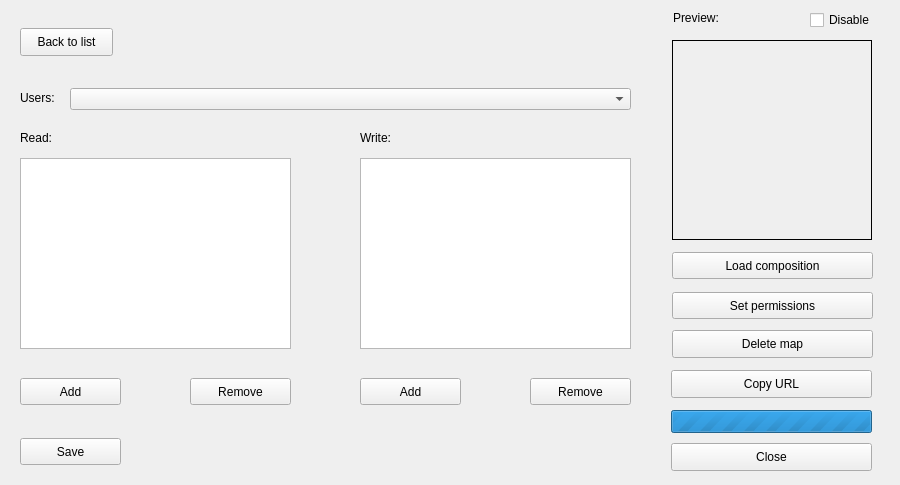
Old version of the form dlg_addMap.ui in the repository LESPROJEKT/qgis-layman-plugin.
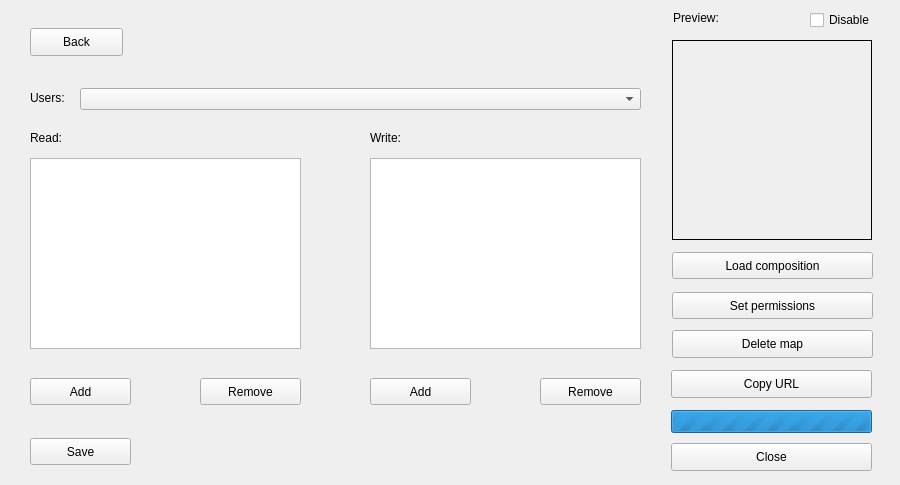
New version of the form. The open tabs and pages were chosen to show the change. Icons and pictures are not drawn. Custom widgets are drawn as their Qt base class.

Commit message: forms preklady, ucesanejsi

```diff
--- a/dlg_addMap.ui
+++ b/dlg_addMap.ui
@@ -235,7 +235,7 @@
   <widget class="QStackedWidget" name="stackedWidget">
    <property name="geometry">
     <rect>
-     <x>10</x>
+     <x>20</x>
      <y>10</y>
      <width>651</width>
      <height>461</height>
@@ -309,7 +309,7 @@
       </rect>
      </property>
      <property name="text">
-      <string>Back to list</string>
+      <string>Back</string>
      </property>
      <property name="icon">
       <iconset>
```
The commit also changes 7 other files.
